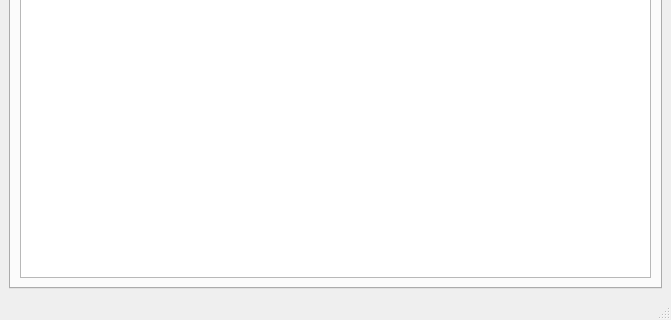
First picture: the form in src/ui/main.ui, repository mikessut/CAN-FIX-Utility, before the edit; both pictures show x 0 to 671 and y 207 to 527 of the 671 by 527 pixel window.
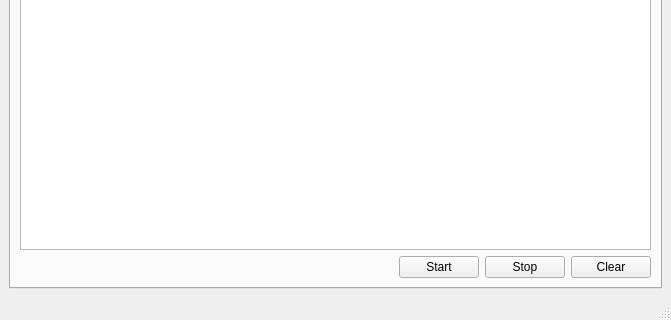
Second picture: the form after the edit. The open tabs and pages were chosen to show the change.

Commit message: Add Start/Stop/Clear Buttons to Traffic Tab

The edit to the form file:
```diff
--- a/src/ui/main.ui
+++ b/src/ui/main.ui
@@ -14,7 +14,7 @@
    <string>CAN-FIX Configuration Utility</string>
   </property>
   <widget class="QWidget" name="centralwidget">
-   <layout class="QHBoxLayout" name="horizontalLayout">
+   <layout class="QVBoxLayout" name="verticalLayout">
     <item>
      <widget class="QTabWidget" name="tabWidget">
       <property name="currentIndex">
@@ -54,10 +54,48 @@
        <attribute name="title">
         <string>Traffic</string>
        </attribute>
-       <layout class="QHBoxLayout" name="horizontalLayout_4">
+       <layout class="QVBoxLayout" name="verticalLayout_2">
         <item>
          <widget class="QPlainTextEdit" name="textTraffic"/>
         </item>
+        <item>
+         <layout class="QHBoxLayout" name="horizontalLayout">
+          <item>
+           <spacer name="horizontalSpacer">
+            <property name="orientation">
+             <enum>Qt::Horizontal</enum>
+            </property>
+            <property name="sizeHint" stdset="0">
+             <size>
+              <width>40</width>
+              <height>20</height>
+             </size>
+            </property>
+           </spacer>
+          </item>
+          <item>
+           <widget class="QPushButton" name="buttonStart">
+            <property name="text">
+             <string>Start</string>
+            </property>
+           </widget>
+          </item>
+          <item>
+           <widget class="QPushButton" name="buttonStop">
+            <property name="text">
+             <string>Stop</string>
+            </property>
+           </widget>
+          </item>
+          <item>
+           <widget class="QPushButton" name="buttonClear">
+            <property name="text">
+             <string>Clear</string>
+            </property>
+           </widget>
+          </item>
+         </layout>
+        </item>
        </layout>
       </widget>
       <widget class="QWidget" name="tabPFD">
```
Left out of the diff: 52 changed lines with no effect on the pictures. The commit also changes 1 other file.
